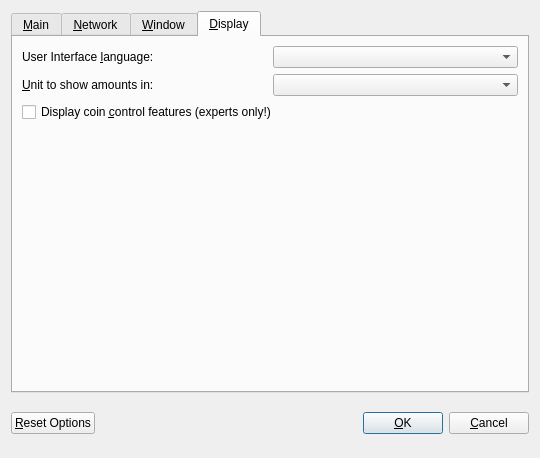
Hi368768/Monkey, file src/qt/forms/optionsdialog.ui: the form before one commit.
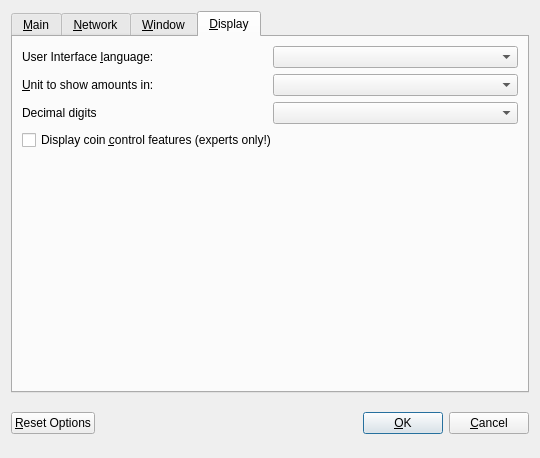
The form after the commit. The open tabs and pages were chosen to show the change. Custom widgets are drawn as their Qt base class.

Diff of the .ui file:
```diff
--- a/src/qt/forms/optionsdialog.ui
+++ b/src/qt/forms/optionsdialog.ui
@@ -430,6 +430,20 @@
          </item>
         </layout>
        </item>
+       <item>
+        <layout class="QHBoxLayout" name="horizontalLayout_5_Display">
+         <item>
+          <widget class="QLabel" name="digitsLabel">
+           <property name="text">
+            <string>Decimal digits</string>
+           </property>
+          </widget>
+         </item>
+         <item>
+          <widget class="QValueComboBox" name="digits"/>
+         </item>
+        </layout>
+       </item>
        <item>
         <widget class="QCheckBox" name="coinControlFeatures">
          <property name="toolTip">
```
